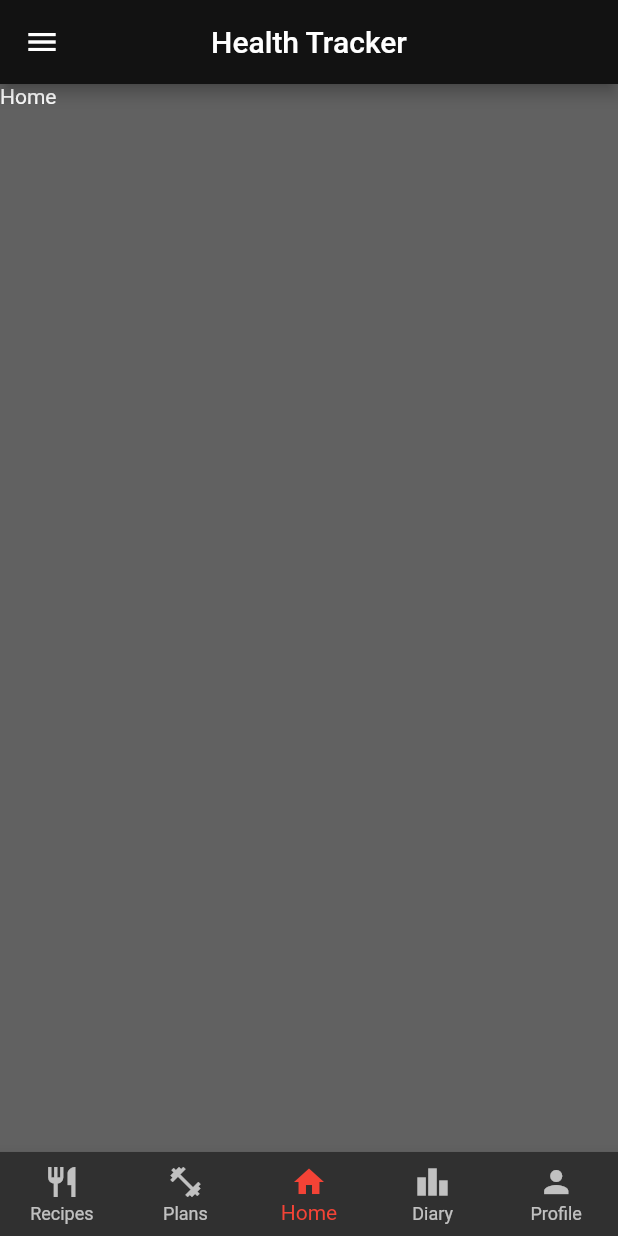
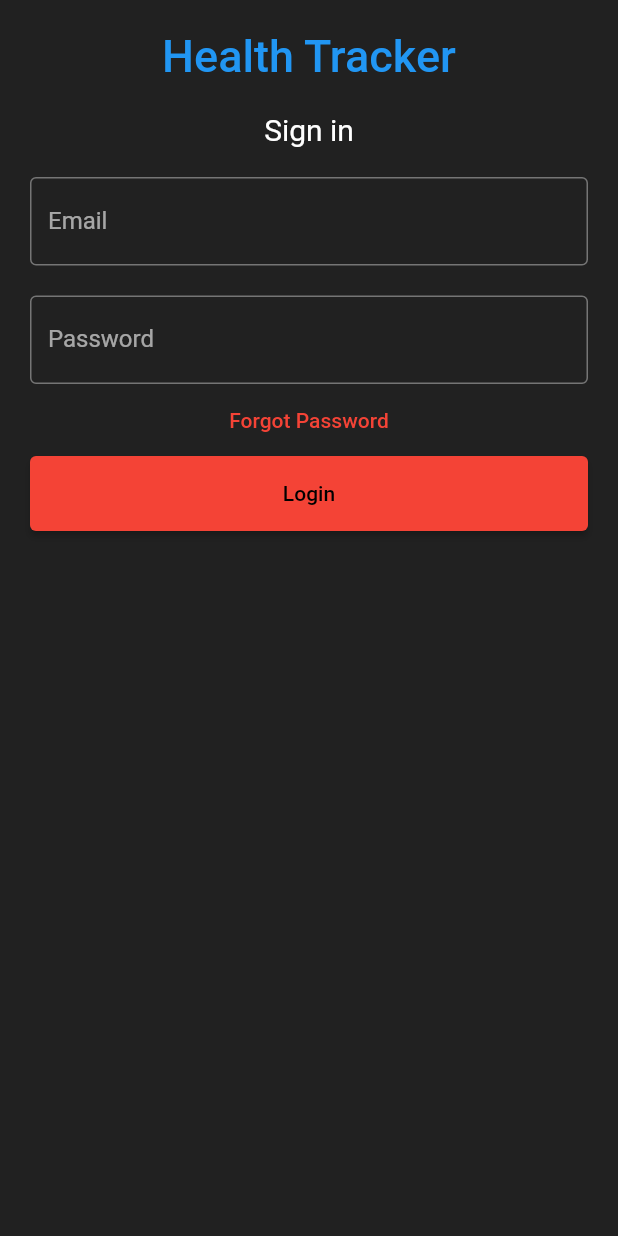
Before and after one commit to AnisDhia/health_tracker, a Flutter app: the screen it shows after launch, on a phone screen of 412 x 824 dp. Run offline on Flutter 3.47's test engine with Material 2 defaults, Android fonts, the phone set to English and light mode, and no system bars; our stand-ins replace animated_theme_switcher, firebase_auth, firebase_core, image_picker, shared_preferences; accounts and stored records are empty.

Commit message:
Implemented Login with email

```diff
--- a/lib/main.dart
+++ b/lib/main.dart
@@ -1,10 +1,10 @@
 import 'package:animated_theme_switcher/animated_theme_switcher.dart';
 import 'package:firebase_auth/firebase_auth.dart';
 import 'package:firebase_core/firebase_core.dart';
+import 'firebase_options.dart';
 import 'package:flutter/material.dart';
 import 'package:health_tracker/pages/login_screen.dart';
 import 'package:health_tracker/services/authentication_service.dart';
-import 'package:health_tracker/pages/home.dart';
 import 'package:health_tracker/themes.dart';
 import 'package:health_tracker/utils/user_preferences.dart';
 import 'package:health_tracker/widgets/navigation.dart';
@@ -12,127 +12,60 @@ import 'package:provider/provider.dart';
 
 Future main() async{
   WidgetsFlutterBinding.ensureInitialized();
-
+  await Firebase.initializeApp(
+    options: DefaultFirebaseOptions.currentPlatform,
+  );
   await UserPreferences.init();
 
   // await Firebase.initializeApp();
-  runApp(MyApp());
+  runApp(const MyApp());
 }
 
 class MyApp extends StatelessWidget {
   static const String title = 'Health Tracker';
 
-  // const MyApp({Key? key}) : super(key: key);
+  const MyApp({Key? key}) : super(key: key);
 
   @override
   Widget build(BuildContext context) {
     final user = UserPreferences.getUser();
 
-    return ThemeProvider(
+    return MultiProvider(
+      providers: [
+        Provider<AuthenticationService>(
+          create: (_) => AuthenticationService(FirebaseAuth.instance),
+          ),
+        StreamProvider(
+          create: (context) => context.read<AuthenticationService>().authStateChanges,
+          initialData: null
+          )
+      ],
+      child: ThemeProvider(
         initTheme: user.isDarkMode ? MyThemes.darkTheme : MyThemes.lightTheme,
         builder: (context, myTheme) {
             return MaterialApp(
               title: title,
               debugShowCheckedModeBanner: false,
               theme: myTheme,
-            home: const Navigation(),
+              home: const AuthenticationWrapper(),
             );
           }
+        ),
     );
   }
 }
 
-// class AuthenticationWrapper extends StatelessWidget {
-//   const AuthenticationWrapper({ Key? key }) : super(key: key);
-
-//   @override
-//   Widget build(BuildContext context) {
-//     final firebaseuser = context.watch<User>();
-//     if(firebaseuser != null){
-//       return const Navigation();
-//     }
-//     return const LoginScreen();
-
-//   }
-// }
-
-/*
-class MyHomePage extends StatefulWidget {
-  const MyHomePage({Key? key, required this.title}) : super(key: key);
-
-  final String title;
-
-  @override
-  State<MyHomePage> createState() => _MyHomePageState();
-}
-
-class _MyHomePageState extends State<MyHomePage> {
-  int _counter = 0, _selectedIndex = 1;
-
-  void _incrementCounter() {
-    setState(() {
-      _counter++;
-    });
-  }
-
-  void _onItemTapped(int index) {
-    setState(() {
-      _selectedIndex = index;
-    });
-
-  }
+class AuthenticationWrapper extends StatelessWidget {
+  const AuthenticationWrapper({ Key? key }) : super(key: key);
 
   @override
   Widget build(BuildContext context) {
-    return Scaffold(
-      appBar: AppBar(
-        title: Text(widget.title),
-      ),
-      body: Center(
-        child: Column(
-          mainAxisAlignment: MainAxisAlignment.center,
-          children: <Widget>[
-            const Text(
-              'You have pushed the button this many times:',
-            ),
-            Text(
-              '$_counter',
-              style: Theme.of(context).textTheme.headline4,
-            ),
-          ],
-        ),
-      ),
-      floatingActionButton: FloatingActionButton(
-        onPressed: _incrementCounter,
-        tooltip: 'Increment',
-        child: const Icon(Icons.add),
-      ),
-      bottomNavigationBar: BottomNavigationBar(
-        type: BottomNavigationBarType.fixed,
-        items: const <BottomNavigationBarItem>[
-          BottomNavigationBarItem(
-            icon: Icon(Icons.home),
-            label: 'Home',
-          ),
-          BottomNavigationBarItem(
-            icon: Icon(Icons.query_stats),
-            label: 'Diary',
-          ),
-          BottomNavigationBarItem(
-            icon: Icon(Icons.list),
-            label: 'Plans',
-          ),
-          BottomNavigationBarItem(
-            icon: Icon(Icons.person),
-            label: 'Profile',
-          ),
-        ],
-        selectedItemColor: Colors.red,
-        currentIndex: _selectedIndex,
-        // showUnselectedLabels: false,
-        onTap: _onItemTapped,
-        ),
-    );
+    final firebaseUser = context.watch<User?>();
+
+    if(firebaseUser != null){
+      return const Navigation();
+    }
+    return const LoginScreen();
+
   }
 }
-*/
--- a/lib/pages/login_screen.dart
+++ b/lib/pages/login_screen.dart
@@ -1,97 +1,99 @@
-// import 'package:flutter/material.dart';
-// import 'package:health_tracker/services/authentication_service.dart';
-// import 'package:provider/provider.dart';
+import 'package:flutter/material.dart';
+import 'package:health_tracker/services/authentication_service.dart';
+import 'package:provider/provider.dart';
 
-// class LoginScreen extends StatefulWidget {
-//   const LoginScreen({Key? key}) : super(key: key);
+class LoginScreen extends StatefulWidget {
+  const LoginScreen({Key? key}) : super(key: key);
 
-//   @override
-//   State<LoginScreen> createState() => _LoginScreenState();
-// }
+  @override
+  State<LoginScreen> createState() => _LoginScreenState();
+}
 
-// class _LoginScreenState extends State<LoginScreen> {
-//   TextEditingController emailController = TextEditingController();
-//   TextEditingController passwordController = TextEditingController();
+class _LoginScreenState extends State<LoginScreen> {
+  TextEditingController emailController = TextEditingController();
+  TextEditingController passwordController = TextEditingController();
 
-//   @override
-//   Widget build(BuildContext context) {
-//     return Padding(
-//         padding: const EdgeInsets.all(10),
-//         child: ListView(
-//           children: <Widget>[
-//             Container(
-//                 alignment: Alignment.center,
-//                 padding: const EdgeInsets.all(10),
-//                 child: const Text(
-//                   'Health Tracker',
-//                   style: TextStyle(
-//                       color: Colors.blue,
-//                       fontWeight: FontWeight.w500,
-//                       fontSize: 30),
-//                 )),
-//             Container(
-//                 alignment: Alignment.center,
-//                 padding: const EdgeInsets.all(10),
-//                 child: const Text(
-//                   'Sign in',
-//                   style: TextStyle(fontSize: 20),
-//                 )),
-//             Container(
-//               padding: const EdgeInsets.all(10),
-//               child: TextField(
-//                 controller: emailController,
-//                 decoration: const InputDecoration(
-//                   border: OutlineInputBorder(),
-//                   labelText: 'Email',
-//                 ),
-//               ),
-//             ),
-//             Container(
-//               padding: const EdgeInsets.fromLTRB(10, 10, 10, 0),
-//               child: TextField(
-//                 obscureText: true,
-//                 controller: passwordController,
-//                 decoration: const InputDecoration(
-//                   border: OutlineInputBorder(),
-//                   labelText: 'Password',
-//                 ),
-//               ),
-//             ),
-//             TextButton(
-//               onPressed: () {
-//                 //forgot password screen
-//               },
-//               child: const Text('Forgot Password',),
-//             ),
-//             Container(
-//                 height: 50,
-//                 padding: const EdgeInsets.fromLTRB(10, 0, 10, 0),
-//                 child: ElevatedButton(
-//                   child: const Text('Login'),
-//                   onPressed: () {
-//                     context.read<AuthenticationService>().signIn(
-//                       email: emailController.text.trim(),
-//                       password: passwordController.text.trim()
-//                     );
-//                   },
-//                 )
-//             ),
-//             // Row(
-//             //   children: <Widget>[
-//             //     const Text('Does not have account?'),
-//             //     TextButton(
-//             //       child: const Text(
-//             //         'Sign in',
-//             //         style: TextStyle(fontSize: 20),
-//             //       ),
-//             //       onPressed: () {
-//             //         //signup screen
-//             //       },
-//             //     )
-//             //   ],
-//             //   mainAxisAlignment: MainAxisAlignment.center,
-//             // ),
-//           ],
-//         ));
-//   }
-// }
+  @override
+  Widget build(BuildContext context) {
+    return Scaffold(
+      body: Padding(
+          padding: const EdgeInsets.all(10),
+          child: ListView(
+            children: <Widget>[
+              Container(
+                  alignment: Alignment.center,
+                  padding: const EdgeInsets.all(10),
+                  child: const Text(
+                    'Health Tracker',
+                    style: TextStyle(
+                        color: Colors.blue,
+                        fontWeight: FontWeight.w500,
+                        fontSize: 30),
+                  )),
+              Container(
+                  alignment: Alignment.center,
+                  padding: const EdgeInsets.all(10),
+                  child: const Text(
+                    'Sign in',
+                    style: TextStyle(fontSize: 20),
+                  )),
+              Container(
+                padding: const EdgeInsets.all(10),
+                child: TextField(
+                  controller: emailController,
+                  decoration: const InputDecoration(
+                    border: OutlineInputBorder(),
+                    labelText: 'Email',
+                  ),
+                ),
+              ),
+              Container(
+                padding: const EdgeInsets.fromLTRB(10, 10, 10, 0),
+                child: TextField(
+                  obscureText: true,
+                  controller: passwordController,
+                  decoration: const InputDecoration(
+                    border: OutlineInputBorder(),
+                    labelText: 'Password',
+                  ),
+                ),
+              ),
+              TextButton(
+                onPressed: () {
+                  //forgot password screen
+                },
+                child: const Text('Forgot Password',),
+              ),
+              Container(
+                  height: 50,
+                  padding: const EdgeInsets.fromLTRB(10, 0, 10, 0),
+                  child: ElevatedButton(
+                    child: const Text('Login'),
+                    onPressed: () {
+                      context.read<AuthenticationService>().signIn(
+                        email: emailController.text.trim(),
+                        password: passwordController.text.trim()
+                      );
+                    },
+                  )
+              ),
+              // Row(
+              //   children: <Widget>[
+              //     const Text('Does not have account?'),
+              //     TextButton(
+              //       child: const Text(
+              //         'Sign in',
+              //         style: TextStyle(fontSize: 20),
+              //       ),
+              //       onPressed: () {
+              //         //signup screen
+              //       },
+              //     )
+              //   ],
+              //   mainAxisAlignment: MainAxisAlignment.center,
+              // ),
+            ],
+          )),
+    );
+  }
+}
--- a/lib/widgets/nav-drawer.dart
+++ b/lib/widgets/nav-drawer.dart
@@ -48,7 +48,7 @@ class NavDrawer extends StatelessWidget {
             leading: const Icon(Icons.exit_to_app),
             title: const Text('Logout'),
             onTap: () => {
-              // context.read<AuthenticationService>().signOut()
+              context.read<AuthenticationService>().signOut()
             },
           ),
         ],
```
Lines whose indentation alone changed are shown as unchanged.
